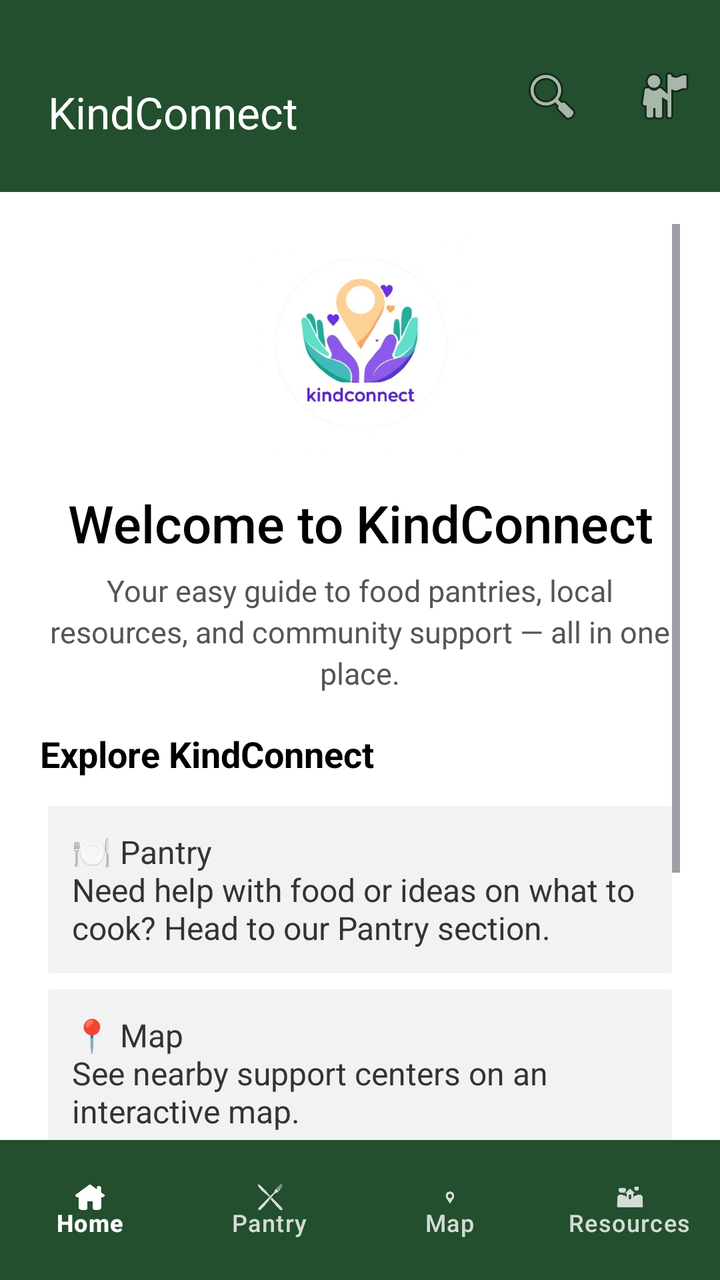
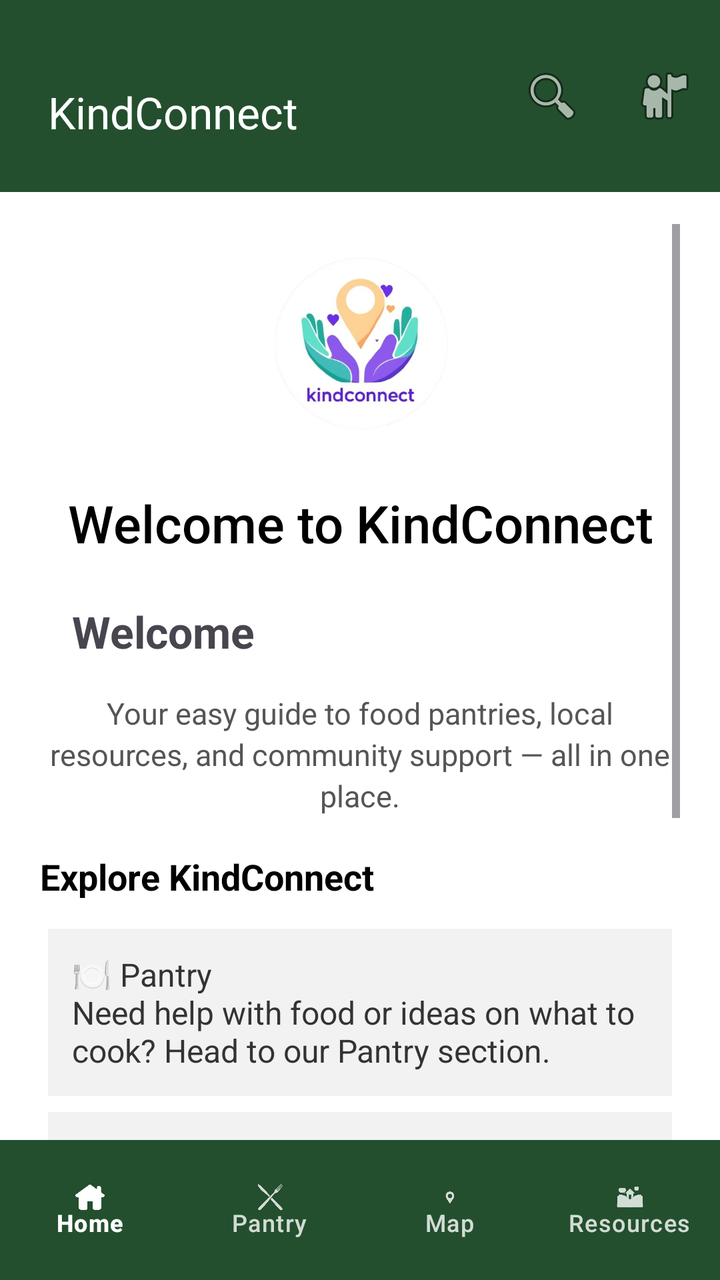

An Android layout rendered at two revisions. The XML below is the earlier revision; the diff shows what the commit changed to produce the second picture.
<!-- AndroidManifest.xml: application theme Theme.Material3.DayNight.NoActionBar -->
<!-- res/layout/activity_home.xml -->
<?xml version="1.0" encoding="utf-8"?>
<LinearLayout xmlns:android="http://schemas.android.com/apk/res/android"
    xmlns:app="http://schemas.android.com/apk/res-auto"
    android:orientation="vertical"
    android:layout_width="match_parent"
    android:layout_height="match_parent"
    android:background="@android:color/white"
    android:fitsSystemWindows="true">

    
    <androidx.appcompat.widget.Toolbar
        android:id="@+id/topToolbar"
        android:layout_width="match_parent"
        android:layout_height="96dp"
        android:paddingTop="16dp"
        android:background="#234F2E"
        app:title="KindConnect"
        app:titleTextColor="@android:color/white"
        app:titleMarginStart="24dp"
        app:menu="@menu/topbar_menu" />

    
    <ScrollView
        android:layout_width="match_parent"
        android:layout_height="0dp"
        android:layout_weight="1"
        android:paddingStart="20dp"
        android:paddingEnd="20dp"
        android:paddingTop="16dp"
        android:clipToPadding="false">

        <LinearLayout
            android:orientation="vertical"
            android:layout_width="match_parent"
            android:layout_height="wrap_content">

            
            <ImageView
                android:id="@+id/logoImage"
                android:layout_width="120dp"
                android:layout_height="120dp"
                android:layout_gravity="center"
                android:layout_marginBottom="12dp"
                android:contentDescription="KindConnect logo"
                app:srcCompat="@drawable/logo_681f9768_2fbc_4be9_b8a7_ab3797ed3351_removebg_preview_2" />

            
            <TextView
                android:id="@+id/welcomeTitle"
                android:layout_width="match_parent"
                android:layout_height="wrap_content"
                android:text="Welcome to KindConnect"
                android:textColor="@android:color/black"
                android:textSize="26sp"
                android:fontFamily="sans-serif-medium"
                android:gravity="center"
                android:paddingBottom="6dp" />

            
            <TextView
                android:id="@+id/descriptionText"
                android:layout_width="match_parent"
                android:layout_height="wrap_content"
                android:text="Your easy guide to food pantries, local resources, and community support — all in one place."
                android:textColor="#555555"
                android:textSize="15sp"
                android:lineSpacingExtra="3dp"
                android:gravity="center"
                android:paddingBottom="18dp" />

            
            <TextView
                android:layout_width="match_parent"
                android:layout_height="wrap_content"
                android:text="Explore KindConnect"
                android:textStyle="bold"
                android:textColor="@android:color/black"
                android:textSize="18sp"
                android:paddingBottom="10dp" />

            
            <LinearLayout
                android:layout_width="match_parent"
                android:layout_height="wrap_content"
                android:orientation="vertical"
                android:padding="4dp">

                
                <TextView
                    android:layout_width="match_parent"
                    android:layout_height="wrap_content"
                    android:padding="12dp"
                    android:background="#F2F2F2"
                    android:layout_marginBottom="8dp"
                    android:text="🍽️ Pantry\nNeed help with food or ideas on what to cook? Head to our Pantry section."
                    android:textColor="#333333"
                    android:textSize="16sp" />

                
                <TextView
                    android:layout_width="match_parent"
                    android:layout_height="wrap_content"
                    android:padding="12dp"
                    android:background="#F2F2F2"
                    android:layout_marginBottom="8dp"
                    android:text="📍 Map\nSee nearby support centers on an interactive map."
                    android:textColor="#333333"
                    android:textSize="16sp" />

                
                <TextView
                    android:layout_width="match_parent"
                    android:layout_height="wrap_content"
                    android:padding="12dp"
                    android:background="#F2F2F2"
                    android:layout_marginBottom="8dp"
                    android:text="📘 Resources\nBrowse mental health, shelter, and community services."
                    android:textColor="#333333"
                    android:textSize="16sp" />

                
                <TextView
                    android:layout_width="match_parent"
                    android:layout_height="wrap_content"
                    android:padding="12dp"
                    android:background="#F2F2F2"
                    android:text="🏠 Home\nReturn here anytime to explore or learn more."
                    android:textColor="#333333"
                    android:textSize="16sp" />
            </LinearLayout>
        </LinearLayout>
    </ScrollView>

    
    <com.google.android.material.bottomnavigation.BottomNavigationView
        android:id="@+id/bottomNavigation"
        android:layout_width="match_parent"
        android:layout_height="70dp"
        android:background="#234F2E"
        android:clipToPadding="false"
        android:elevation="8dp"
        android:paddingTop="4dp"
        android:paddingBottom="8dp"
        app:itemActiveIndicatorStyle="@style/BottomNavActiveIndicator.Transparent"
        app:itemHorizontalTranslationEnabled="false"
        app:itemIconSize="26dp"
        app:itemIconTint="@color/bottom_nav_item_tint"
        app:itemTextColor="@color/bottom_nav_item_tint"
        app:labelVisibilityMode="labeled"
        app:menu="@menu/bottom_nav_menu"
        app:itemBackground="@android:color/transparent"
        />
</LinearLayout>
<!-- resources referenced by this layout -->
<resources>
  <!-- drawable logo_681f9768_2fbc_4be9_b8a7_ab3797ed3351_removebg_preview_2: png bitmap (drawable, 205818 bytes) -->
  <style name="BottomNavActiveIndicator.Transparent" parent="">
          <item name="android:color">@android:color/transparent</item>
          <item name="android:alpha">0</item>
      </style>
</resources>

<!-- the commit's change to res/layout/activity_home.xml (unified diff, before → after) -->
@@ -7,7 +7,6 @@
     android:background="@android:color/white"
     android:fitsSystemWindows="true">
 
-    
     <androidx.appcompat.widget.Toolbar
         android:id="@+id/topToolbar"
         android:layout_width="match_parent"
@@ -19,7 +18,6 @@
         app:titleMarginStart="24dp"
         app:menu="@menu/topbar_menu" />
 
-    
     <ScrollView
         android:layout_width="match_parent"
         android:layout_height="0dp"
@@ -34,7 +32,6 @@
             android:layout_width="match_parent"
             android:layout_height="wrap_content">
 
-            
             <ImageView
                 android:id="@+id/logoImage"
                 android:layout_width="120dp"
@@ -44,7 +41,6 @@
                 android:contentDescription="KindConnect logo"
                 app:srcCompat="@drawable/logo_681f9768_2fbc_4be9_b8a7_ab3797ed3351_removebg_preview_2" />
 
-            
             <TextView
                 android:id="@+id/welcomeTitle"
                 android:layout_width="match_parent"
@@ -56,7 +52,15 @@
                 android:gravity="center"
                 android:paddingBottom="6dp" />
 
-            
+            <TextView
+                android:id="@+id/greetingText"
+                android:layout_width="wrap_content"
+                android:layout_height="wrap_content"
+                android:textSize="22sp"
+                android:textStyle="bold"
+                android:padding="16dp"
+                android:text="Welcome"/>
+
             <TextView
                 android:id="@+id/descriptionText"
                 android:layout_width="match_parent"
@@ -68,7 +72,6 @@
                 android:gravity="center"
                 android:paddingBottom="18dp" />
 
-            
             <TextView
                 android:layout_width="match_parent"
                 android:layout_height="wrap_content"
@@ -78,14 +81,12 @@
                 android:textSize="18sp"
                 android:paddingBottom="10dp" />
 
-            
             <LinearLayout
                 android:layout_width="match_parent"
                 android:layout_height="wrap_content"
                 android:orientation="vertical"
                 android:padding="4dp">
 
-                
                 <TextView
                     android:layout_width="match_parent"
                     android:layout_height="wrap_content"
@@ -96,7 +97,6 @@
                     android:textColor="#333333"
                     android:textSize="16sp" />
 
-                
                 <TextView
                     android:layout_width="match_parent"
                     android:layout_height="wrap_content"
@@ -107,7 +107,6 @@
                     android:textColor="#333333"
                     android:textSize="16sp" />
 
-                
                 <TextView
                     android:layout_width="match_parent"
                     android:layout_height="wrap_content"
@@ -118,7 +117,6 @@
                     android:textColor="#333333"
                     android:textSize="16sp" />
 
-                
                 <TextView
                     android:layout_width="match_parent"
                     android:layout_height="wrap_content"
@@ -131,7 +129,6 @@
         </LinearLayout>
     </ScrollView>
 
-    
     <com.google.android.material.bottomnavigation.BottomNavigationView
         android:id="@+id/bottomNavigation"
         android:layout_width="match_parent"
